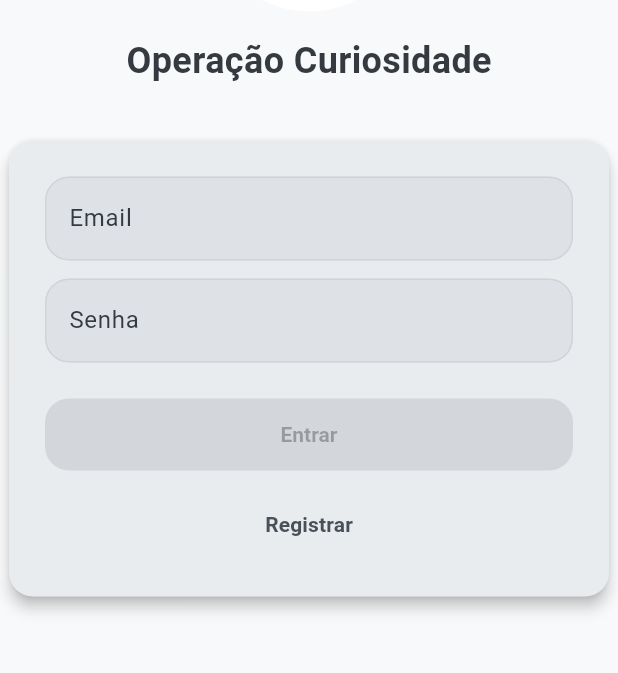
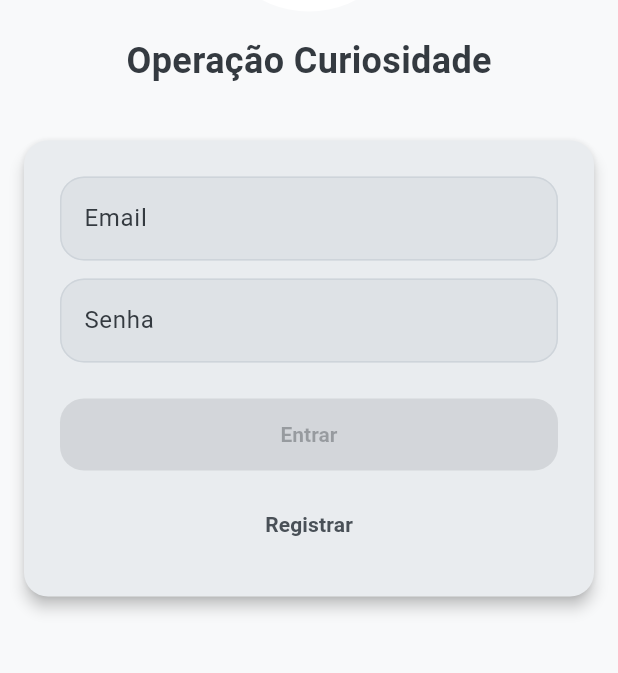
Before and after one commit to hugoanjos/app_curiosidade, a Flutter app: the screen it shows after launch, on a phone screen of 412 x 824 dp, the part 413-1086 px from its top. Run offline on Flutter 3.47's test engine with Material 3 defaults, Android fonts, the phone set to English and light mode, and no system bars; our stand-ins replace dio, equatable, flutter_bloc, get_it.

Commit message:
melhoria layout mobile

```diff
--- a/lib/features/login/presentation/login_page.dart
+++ b/lib/features/login/presentation/login_page.dart
@@ -66,7 +66,9 @@ class _LoginPageState extends State<LoginPage> {
   }
 
   Widget _buildFormWidget(BuildContext context, LoginState state) {
-    return Card(
+    return Padding(
+      padding: const EdgeInsets.symmetric(horizontal: 12.0),
+      child: Card(
         elevation: 4,
         shape: RoundedRectangleBorder(borderRadius: BorderRadius.circular(16)),
         child: ConstrainedBox(
@@ -124,6 +126,7 @@ class _LoginPageState extends State<LoginPage> {
             ),
           ),
         ),
+      ),
     );
   }
 
```
Lines whose indentation alone changed are shown as unchanged.
